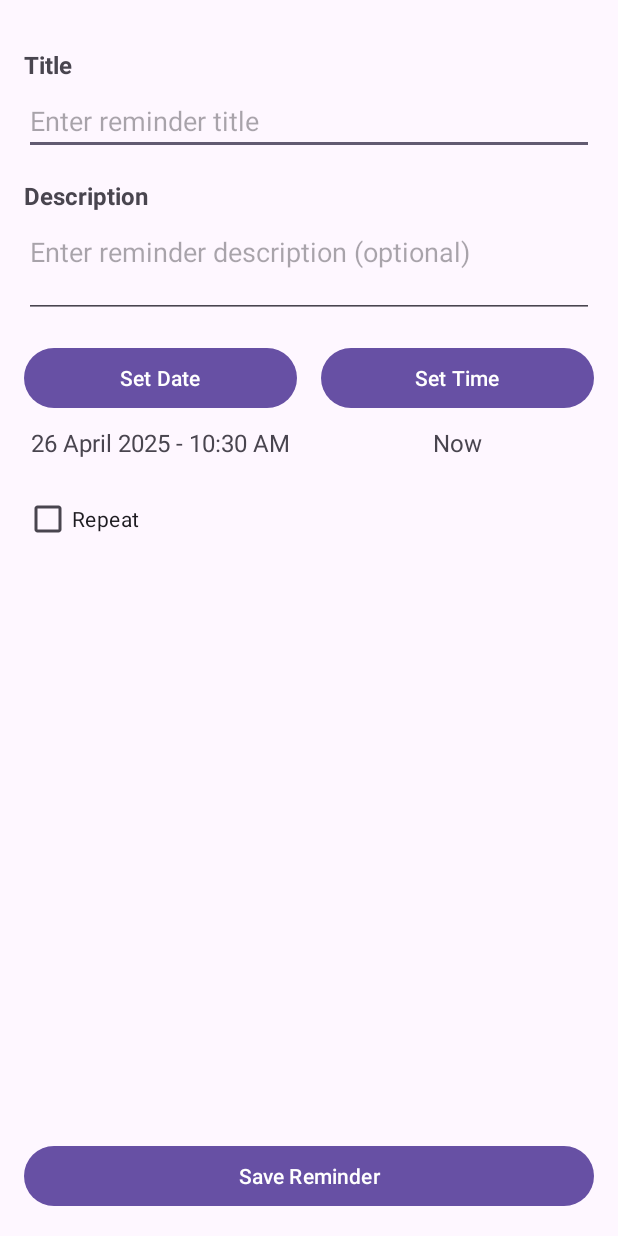
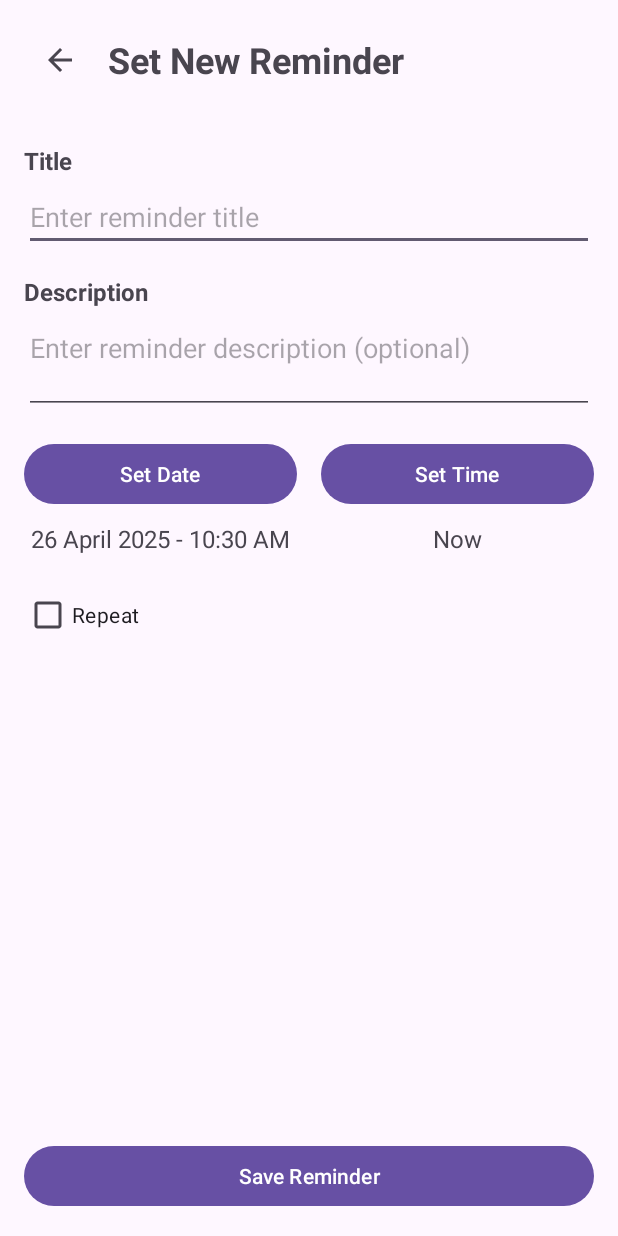
Before and after one commit to sasanklakimsetti/Reminder-Pro, an Android app: the ReminderEditActivity screen opened directly, with no data from a screen before it, on a phone screen of 412 x 824 dp. Run offline under Robolectric (Android 15) with nearby library versions, the phone set to English and light mode, and no system bars; libraries missing offline, so code that uses them is left out: kotlinx.coroutines.internal.

Commit message:
added navigation between ReminderEditActivity.kt and ReminderFragment.kt for better user experience. Used Intent to do this

```diff
--- a/app/src/main/java/com/sasank/reminderpro/ReminderEditActivity.kt
+++ b/app/src/main/java/com/sasank/reminderpro/ReminderEditActivity.kt
@@ -10,6 +10,7 @@ import android.widget.ArrayAdapter
 import android.widget.Button
 import android.widget.CheckBox
 import android.widget.EditText
+import android.widget.ImageButton
 import android.widget.Spinner
 import android.widget.TextView
 import androidx.appcompat.app.AppCompatActivity
@@ -27,6 +28,7 @@ class ReminderEditActivity : AppCompatActivity() {
     private lateinit var cbRepeat: CheckBox
     private lateinit var spinnerRepeatInterval: Spinner
     private lateinit var btnSave: Button
+    private lateinit var gobackBtn: ImageButton
     private lateinit var preferenceHelper: PreferenceHelper
     private var reminderCalendar = Calendar.getInstance()
     private var isEditing = false
@@ -64,6 +66,7 @@ class ReminderEditActivity : AppCompatActivity() {
         cbRepeat = findViewById(R.id.cbRepeat)
         spinnerRepeatInterval = findViewById(R.id.spinnerRepeatInterval)
         btnSave = findViewById(R.id.btnSave)
+        gobackBtn=findViewById(R.id.backBtn)
 
         val repeatOptions = arrayOf("Daily", "Weekly", "Monthly")
         val adapter = ArrayAdapter(this, android.R.layout.simple_spinner_item, repeatOptions)
@@ -85,6 +88,9 @@ class ReminderEditActivity : AppCompatActivity() {
         }
         btnSave.setOnClickListener {
             saveReminder()
+        }
+        gobackBtn.setOnClickListener {
+            onBackPressedDispatcher.onBackPressed()
         }
     }
 
--- /dev/null
+++ b/app/src/main/res/drawable/arrow_back_24px.xml
@@ -0,0 +1,11 @@
+<vector xmlns:android="http://schemas.android.com/apk/res/android"
+    android:width="24dp"
+    android:height="24dp"
+    android:viewportWidth="960"
+    android:viewportHeight="960"
+    android:tint="?attr/colorControlNormal"
+    android:autoMirrored="true">
+  <path
+      android:fillColor="@android:color/white"
+      android:pathData="M313,520L537,744L480,800L160,480L480,160L537,216L313,440L800,440L800,520L313,520Z"/>
+</vector>
--- a/app/src/main/res/layout/activity_reminder_edit.xml
+++ b/app/src/main/res/layout/activity_reminder_edit.xml
@@ -6,6 +6,32 @@
     android:orientation="vertical"
     android:padding="16dp"
     tools:context=".ReminderEditActivity">
+
+    <LinearLayout
+        android:layout_width="match_parent"
+        android:layout_height="wrap_content"
+        android:orientation="horizontal"
+        android:gravity="center_vertical"
+        android:layout_marginBottom="16dp">
+
+        <ImageButton
+            android:id="@+id/backBtn"
+            android:layout_width="48dp"
+            android:layout_height="48dp"
+            android:background="?attr/selectableItemBackgroundBorderless"
+            android:src="@drawable/arrow_back_24px"
+            android:contentDescription="Back"
+            android:padding="8dp" />
+
+        <TextView
+            android:layout_width="0dp"
+            android:layout_height="wrap_content"
+            android:layout_weight="1"
+            android:text="Set New Reminder"
+            android:textSize="24sp"
+            android:textStyle="bold"
+            android:layout_marginStart="8dp" />
+    </LinearLayout>
 
     <TextView
         android:layout_width="wrap_content"
--- a/app/src/main/res/layout/fragment_reminder.xml
+++ b/app/src/main/res/layout/fragment_reminder.xml
@@ -7,11 +7,12 @@
 
     <TextView
         android:id="@+id/reminderTitle"
-        android:layout_width="wrap_content"
+        android:layout_width="match_parent"
         android:layout_height="wrap_content"
         android:text="Reminder"
         android:textSize="45sp"
         android:textStyle="italic|bold"
+        android:gravity="center"
         android:layout_centerHorizontal="true"
         android:layout_marginTop="40dp"
         />
--- a/app/src/main/res/values/colors.xml
+++ b/app/src/main/res/values/colors.xml
@@ -2,4 +2,5 @@
 <resources>
     <color name="black">#FF000000</color>
     <color name="white">#FFFFFFFF</color>
+    <color name="transparent">#00000000</color>
 </resources>
```
